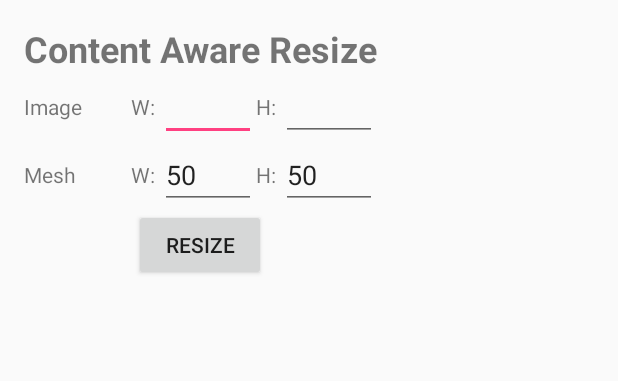
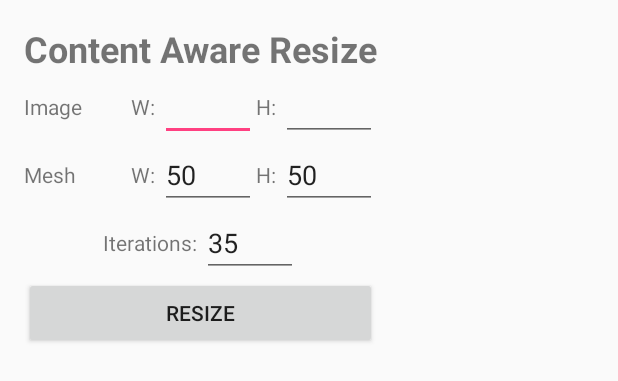
Before and after one commit to Fierykev/A-Certain-Image-Editor, an Android app: the layout scale_resize_dialog.xml on its own in the app's theme, with its tools: preview values and no code run, on a phone screen of 412 x 824 dp. Shown: the top 381 px of the screen. Run offline under Robolectric (Android 15) with nearby library versions, the phone set to English and light mode, and no system bars.

Commit message:
Invalid saving

```diff
--- a/app/src/main/java/kevin_quang/acertainimageeditor/EditDisplayRenderer.java
+++ b/app/src/main/java/kevin_quang/acertainimageeditor/EditDisplayRenderer.java
@@ -87,7 +87,9 @@ public class EditDisplayRenderer implements GLSurfaceView.Renderer {
 
     public int getBitmapWidth() {return bitmap.getWidth();}
     public int getBitmapHeight() {return bitmap.getHeight();}
-    public void save(String path) {}
+    public void save(String path) {
+        tool.save(path);
+    }
     public void rotate(int degrees) {
         Matrix mat = new Matrix();
         mat.postRotate(degrees);
--- a/app/src/main/java/kevin_quang/acertainimageeditor/ImageDrawTool.java
+++ b/app/src/main/java/kevin_quang/acertainimageeditor/ImageDrawTool.java
@@ -37,4 +37,9 @@ public class ImageDrawTool extends Tool {
     void getRightMenu() {
 
     }
+
+    @Override
+    void save(String path) {
+
+    }
 }
--- a/app/src/main/java/kevin_quang/acertainimageeditor/Tool.java
+++ b/app/src/main/java/kevin_quang/acertainimageeditor/Tool.java
@@ -43,6 +43,8 @@ abstract class Tool {
 
     abstract void getRightMenu();
 
+    abstract void save(String path);
+
     View.OnTouchListener getTouchListener()
     {
         return touchListener;
--- a/app/src/main/res/layout/scale_resize_dialog.xml
+++ b/app/src/main/res/layout/scale_resize_dialog.xml
@@ -72,9 +72,26 @@
             android:inputType="number"
             android:layout_height="wrap_content" />
     </LinearLayout>
+    <LinearLayout
+        android:layout_width="match_parent"
+        android:layout_height="wrap_content"
+        android:orientation="horizontal"
+        android:gravity="center"
+        >
+        <TextView
+            android:layout_width="wrap_content"
+            android:layout_height="wrap_content"
+            android:text="Iterations: "/>
+        <EditText
+            android:id="@+id/iterations"
+            android:layout_width="64dp"
+            android:text="35"
+            android:inputType="number"
+            android:layout_height="wrap_content" />
+    </LinearLayout>
     <Button
         android:id="@+id/resize"
         android:text="Resize"
-        android:layout_width="wrap_content"
+        android:layout_width="match_parent"
         android:layout_height="wrap_content" />
 </LinearLayout>
```
Also changed, not shown: app/src/main/java/kevin_quang/acertainimageeditor/ScaleResizeDialog.java (+9 -1 lines), app/src/main/java/kevin_quang/acertainimageeditor/ScaleResizeTool.java (+10 -8 lines).
